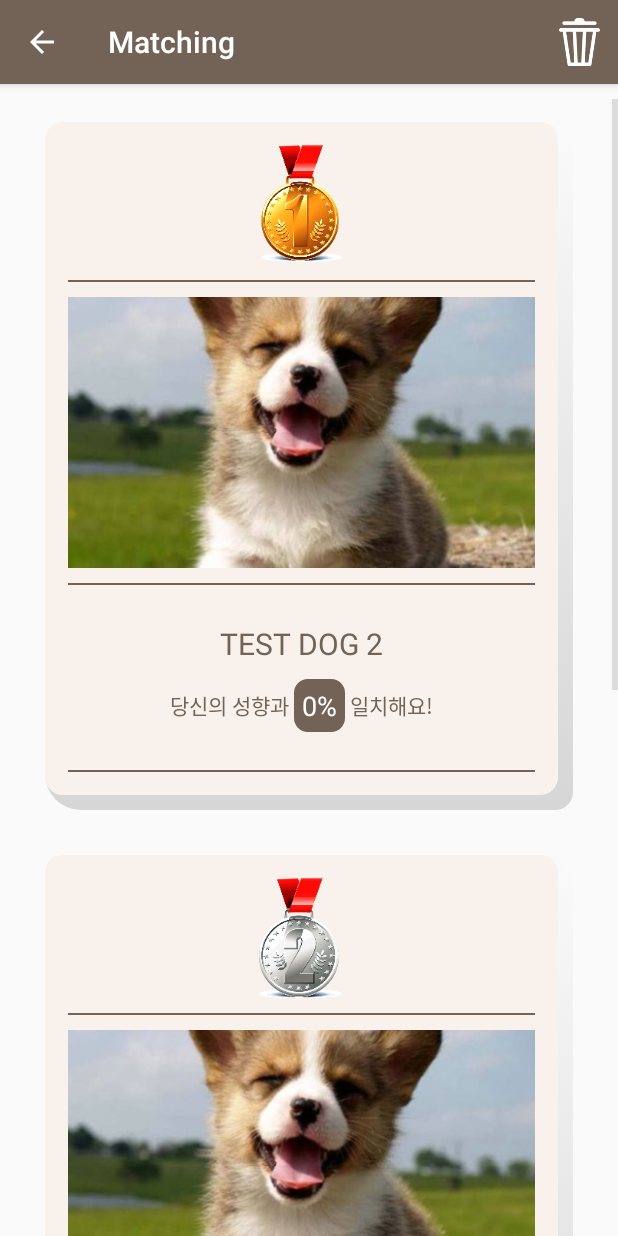
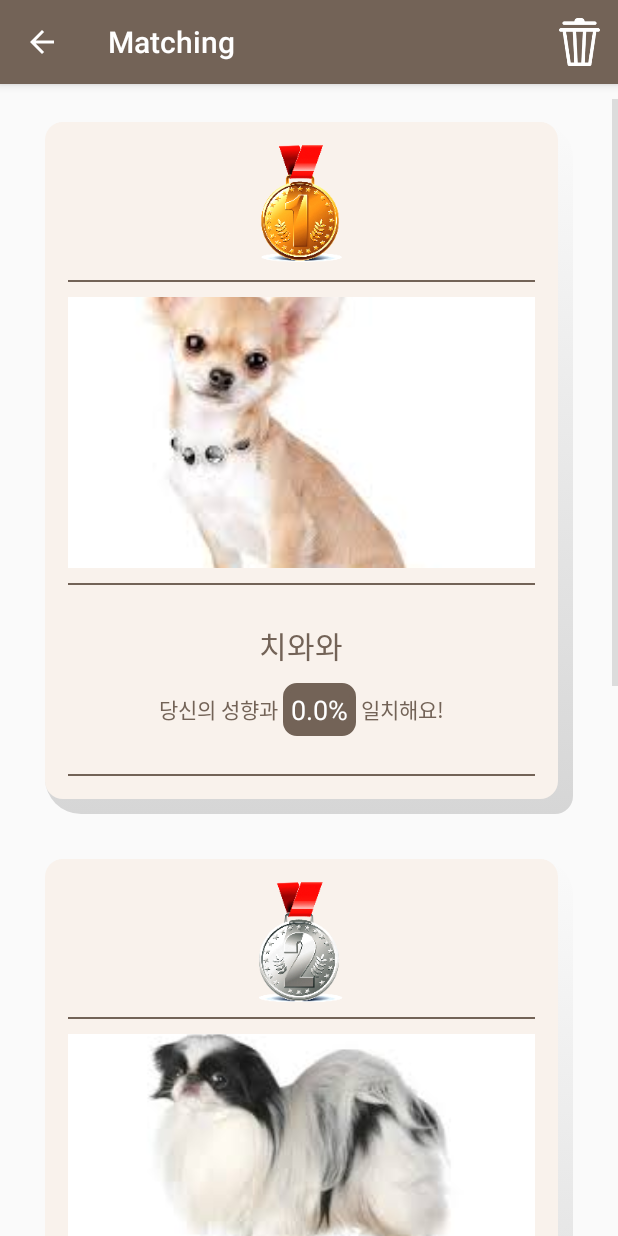
Before and after one commit to pubmbro1/capston, an Android app: the MatchingActivity screen opened directly, with no data from a screen before it, on a phone screen of 412 x 824 dp. Run offline under Robolectric (Android 15) with nearby library versions, the phone set to English and light mode, and no system bars.

Commit message:
matchrate

```diff
--- a/WhatIsThisDog/app/src/main/java/kr/ac/mju/capston/whatisthisdog/Activity/DictActivity.java
+++ b/WhatIsThisDog/app/src/main/java/kr/ac/mju/capston/whatisthisdog/Activity/DictActivity.java
@@ -79,7 +79,6 @@ public class DictActivity extends BaseActivity {
 
         while(iteratorKey.hasNext()) {
             String name = iteratorKey.next();
-            Log.d("DictName" , name);
             dictList.add(temp.get(tm.get(name)));
         }
     }
--- a/WhatIsThisDog/app/src/main/java/kr/ac/mju/capston/whatisthisdog/Activity/MatchingActivity.java
+++ b/WhatIsThisDog/app/src/main/java/kr/ac/mju/capston/whatisthisdog/Activity/MatchingActivity.java
@@ -1,6 +1,7 @@
 package kr.ac.mju.capston.whatisthisdog.Activity;
 
 import android.content.Intent;
+import android.content.SharedPreferences;
 import android.os.Bundle;
 import android.view.View;
 import android.widget.AdapterView;
@@ -16,6 +17,7 @@ public class MatchingActivity extends BaseActivity {
 
     private ListView listView;
     private ListViewAdapter adapter_rank;
+    private SharedPreferences pref;
     private ArrayList<DogInfo> ranklist;
 
     @Override
@@ -24,6 +26,7 @@ public class MatchingActivity extends BaseActivity {
         initActionBar(true, "Matching");
         setContentView(R.layout.activity_matching);
 
+        pref = getSharedPreferences("category", MODE_PRIVATE);
 
         /* 매칭 알고리즘 구현시 수정
         fm = new FileManager(this, "rank.txt");
@@ -36,9 +39,32 @@ public class MatchingActivity extends BaseActivity {
 
         //임시코드
         ranklist = new ArrayList<>();
-        ranklist.add(new DogInfo(DogInfo.getRandomData("dict_test_puppy"), this) );
-        ranklist.add(new DogInfo(DogInfo.getRandomData("dict_test_puppy"), this) );
-        ranklist.add(new DogInfo(DogInfo.getRandomData("dict_test_puppy"), this) );
+        int [] score = new int[120];
+        int [] BestScoreIndex = {0, 1, 2};
+
+        for(int i=0;i<120;i++) {
+            score[i] = pref.getInt(("score" + String.valueOf(i)), 0);
+            if(i > 2) {
+                if ((score[BestScoreIndex[0]] / 100.0) < (score[i] / 100.0)) {
+                    BestScoreIndex[2] = BestScoreIndex[1];
+                    BestScoreIndex[1] = BestScoreIndex[0];
+                    BestScoreIndex[0] = i;
+                } else if ((score[BestScoreIndex[1]] / 100.0) < (score[i] / 100.0)) {
+                    BestScoreIndex[2] = BestScoreIndex[1];
+                    BestScoreIndex[1] = i;
+                } else if ((score[BestScoreIndex[2]] / 100.0) < (score[i] / 100.0)) {
+                    BestScoreIndex[2] = i;
+                }
+            }
+        }
+
+        for(int i=0;i<3;i++) {
+            int resId = getResources().getIdentifier("dog" + String.valueOf(BestScoreIndex[i]), "string", getPackageName());
+            String data = getResources().getString(resId);
+            DogInfo newData = new DogInfo(data, this);
+
+            ranklist.add(newData);
+        }
 
         init();
     }
--- a/WhatIsThisDog/app/src/main/java/kr/ac/mju/capston/whatisthisdog/Data/DogInfo.java
+++ b/WhatIsThisDog/app/src/main/java/kr/ac/mju/capston/whatisthisdog/Data/DogInfo.java
@@ -35,8 +35,11 @@ public class DogInfo implements Serializable {
         this.tendency = array[5];
         this.desc = array[6];
 
+        SharedPreferences pref = context.getSharedPreferences("category", MODE_PRIVATE);
+        String key = String.valueOf(Integer.parseInt(dogImage.replace("dog", "")) - 1);
+        key = "score" + key;
 
-        this.matchRate = "0";
+        this.matchRate = String.valueOf(pref.getInt(key, 00) / 100.0);
     }
 
     public String getDogImage() {
```
